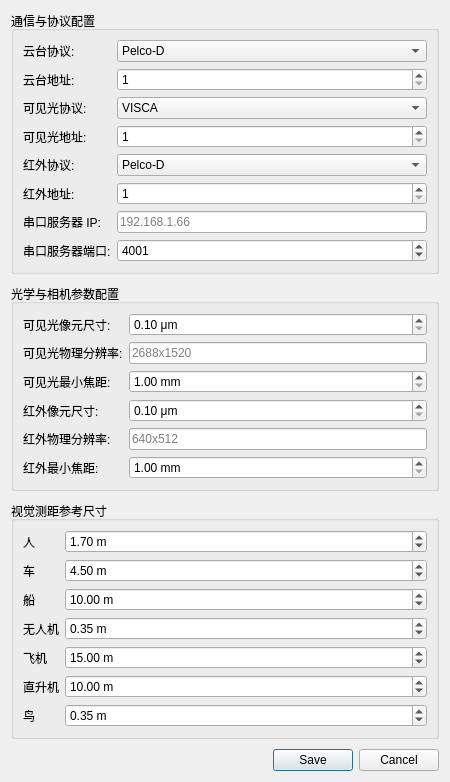
First picture: the form in ui/settingsdialog.ui, repository xiexianwang/T_JSON, before the edit.
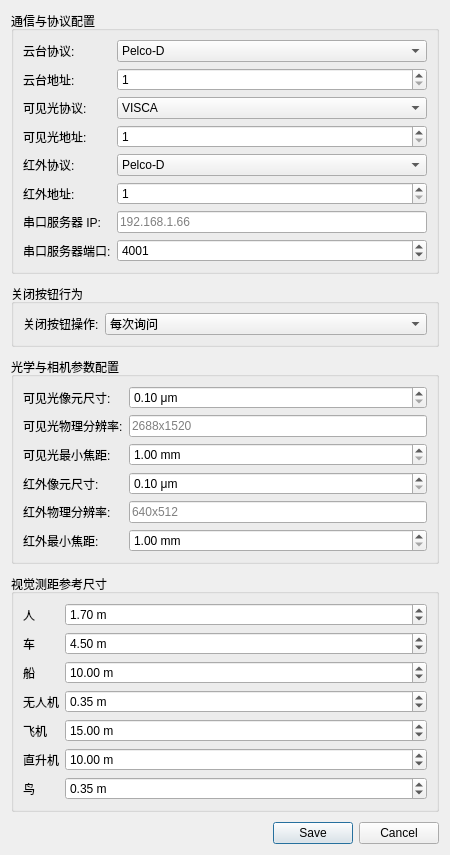
Second picture: the form after the edit.

Diff of the .ui file:
```diff
--- a/ui/settingsdialog.ui
+++ b/ui/settingsdialog.ui
@@ -121,7 +121,29 @@
      </layout>
     </widget>
    </item>
-   
+    
+   <item>
+    <widget class="QGroupBox" name="groupCloseAction">
+     <property name="title">
+      <string>关闭按钮行为</string>
+     </property>
+     <layout class="QFormLayout" name="formLayout_closeAction">
+      <item row="0" column="0">
+       <widget class="QLabel" name="label_15">
+        <property name="text"><string>关闭按钮操作:</string></property>
+       </widget>
+      </item>
+      <item row="0" column="1">
+       <widget class="QComboBox" name="comboCloseAction">
+        <item><property name="text"><string>每次询问</string></property></item>
+        <item><property name="text"><string>退出程序</string></property></item>
+        <item><property name="text"><string>最小化到托盘</string></property></item>
+       </widget>
+      </item>
+     </layout>
+    </widget>
+   </item>
+    
    <item>
     <widget class="QGroupBox" name="groupCamera">
      <property name="title">
```
Lines whose indentation alone changed are shown as unchanged.
